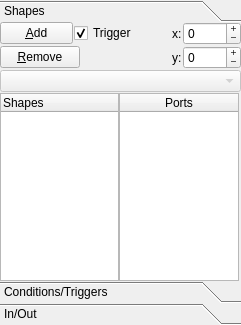
First picture: the form in ui/tab_regionsUi.ui, repository wonkoderverstaendige/Spotter, before the edit.
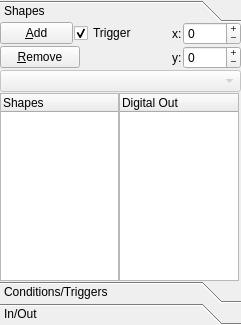
Second picture: the form after the edit.

```diff
--- a/ui/tab_regionsUi.ui
+++ b/ui/tab_regionsUi.ui
@@ -246,13 +246,19 @@
               </widget>
              </item>
              <item>
-              <widget class="QTableWidget" name="tableWidget">
-               <attribute name="horizontalHeaderStretchLastSection">
+              <widget class="QTreeWidget" name="tree_region_digital">
+               <property name="showDropIndicator" stdset="0">
+                <bool>false</bool>
+               </property>
+               <property name="alternatingRowColors">
                 <bool>true</bool>
-               </attribute>
+               </property>
+               <property name="indentation">
+                <number>0</number>
+               </property>
                <column>
                 <property name="text">
-                 <string>Ports</string>
+                 <string>Digital Out</string>
                 </property>
                </column>
               </widget>
```
Left out of the diff: 6 changed lines with no effect on the pictures.
